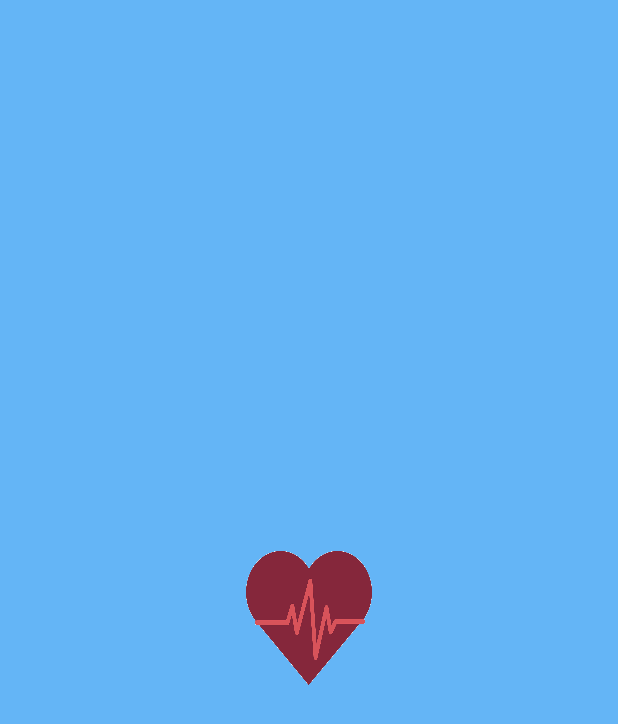
After one commit to yeongwoojang/GoosSafeApp, an Android app: the SplashActivity screen opened directly, with no data from a screen before it, on a phone screen of 412 x 824 dp. The commit adds this screen. Shown: the top 724 px of the screen. Run offline under Robolectric (Android 15) with nearby library versions, the phone set to English and light mode, and no system bars; our stand-ins replace Dagger/Hilt's generated code; network calls fail.

```diff
--- /dev/null
+++ b/app/src/main/java/com/example/goodsafe/view/SplashActivity.kt
@@ -0,0 +1,28 @@
+package com.example.goodsafe.view
+
+import android.content.Intent
+import androidx.appcompat.app.AppCompatActivity
+import android.os.Bundle
+import android.os.Handler
+import android.os.Looper
+import androidx.core.content.ContextCompat
+import com.example.goodsafe.R
+import dagger.hilt.android.qualifiers.ApplicationContext
+
+class SplashActivity : AppCompatActivity() {
+    override fun onCreate(savedInstanceState: Bundle?) {
+        super.onCreate(savedInstanceState)
+        setContentView(R.layout.activity_splash)
+
+        //2초동안 스플래시 화면을 보여준다.
+        Handler(Looper.getMainLooper()).postDelayed({
+            val intent  = Intent(this,MainActivity::class.java)
+            startActivity(intent)
+            finish()
+        },2000)
+    }
+
+    //스플래시 화면 중 뒤로가기 버튼 금지
+    override fun onBackPressed() {
+    }
+}
--- a/app/src/main/res/layout/activity_main.xml
+++ b/app/src/main/res/layout/activity_main.xml
@@ -4,7 +4,7 @@
     xmlns:tools="http://schemas.android.com/tools"
     android:layout_width="match_parent"
     android:layout_height="match_parent"
-    tools:context=".MainActivity">
+    tools:context=".view.MainActivity">
 
     <RelativeLayout
         android:id="@+id/map_view"
--- /dev/null
+++ b/app/src/main/res/layout/activity_splash.xml
@@ -0,0 +1,18 @@
+<?xml version="1.0" encoding="utf-8"?>
+<RelativeLayout xmlns:android="http://schemas.android.com/apk/res/android"
+    xmlns:app="http://schemas.android.com/apk/res-auto"
+    xmlns:tools="http://schemas.android.com/tools"
+    android:layout_width="match_parent"
+    android:layout_height="match_parent"
+    tools:context=".view.SplashActivity"
+    android:background="@color/appMainColor"
+    >
+
+    <pl.droidsonroids.gif.GifImageView
+        android:layout_width="100dp"
+        android:layout_height="100dp"
+        android:background="@drawable/splash"
+        android:layout_centerInParent="true"
+        android:alpha="0.9"
+        />
+</RelativeLayout>
--- a/app/src/main/res/values/styles.xml
+++ b/app/src/main/res/values/styles.xml
@@ -7,4 +7,5 @@
         <item name="colorAccent">@color/colorAccent</item>
     </style>
 
+
 </resources>
--- a/app/src/main/res/xml/network_security_config.xml
+++ b/app/src/main/res/xml/network_security_config.xml
@@ -2,5 +2,6 @@
 <network-security-config>
     <domain-config cleartextTrafficPermitted="true">
         <domain includeSubdomains="true">maps.daum-img.net</domain>
+        <domain includeSubdomains="true">ec2-15-164-129-208.ap-northeast-2.compute.amazonaws.com</domain>
     </domain-config>
 </network-security-config>
--- a/build.gradle
+++ b/build.gradle
@@ -4,6 +4,7 @@ buildscript {
     repositories {
         google()
         jcenter()
+        mavenCentral()
     }
     dependencies {
         classpath "com.android.tools.build:gradle:4.0.2"
@@ -18,6 +19,7 @@ allprojects {
     repositories {
         google()
         jcenter()
+        mavenCentral()
     }
 }
 
```
Also changed, not shown: app/build.gradle (+7 -0 lines), app/src/main/AndroidManifest.xml (+16 -7 lines), app/src/main/java/com/example/goodsafe/App.kt (added, +8 -0 lines), app/src/main/java/com/example/goodsafe/MainActivity.kt (deleted, +0 -21 lines), app/src/main/java/com/example/goodsafe/di/NetworkModule.kt (added, +25 -0 lines), app/src/main/java/com/example/goodsafe/model/vo/EmergencyRoom.kt (added, +19 -0 lines), app/src/main/java/com/example/goodsafe/model/vo/EmergencyRoomInfo.kt (added, +8 -0 lines), app/src/main/java/com/example/goodsafe/repository/ServiceApi.kt (added, +13 -0 lines), app/src/main/java/com/example/goodsafe/view/MainActivity.kt (added, +63 -0 lines), app/src/main/java/com/example/goodsafe/viewModel/TestViewModel.kt (added, +33 -0 lines), app/src/main/res/drawable-v24/splash.gif (added).
